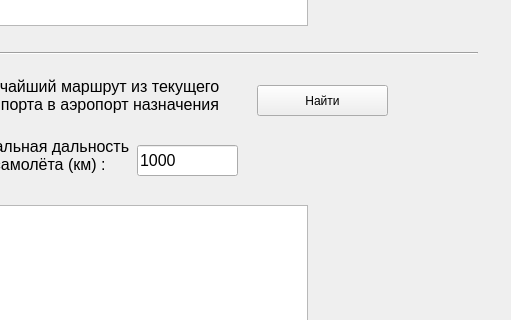
Above: widget.ui from bobreg/test_task before the change; both pictures show x 513 to 1024 and y 355 to 675 of the 1024 by 768 pixel window. Below: the same form after it.
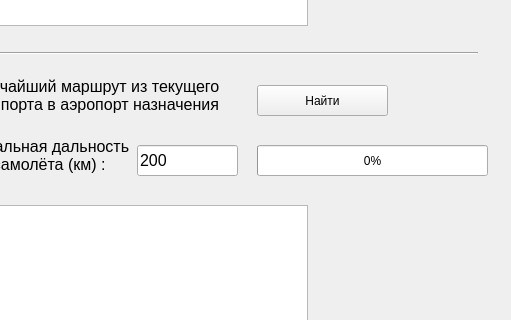
That is the form after the change.

What changed in the file:
```diff
--- a/widget.ui
+++ b/widget.ui
@@ -288,7 +288,7 @@
     </font>
    </property>
    <property name="text">
-    <string>1000</string>
+    <string>200</string>
    </property>
   </widget>
   <widget class="QPushButton" name="pushButton_3">
@@ -370,6 +370,19 @@
     <bool>true</bool>
    </property>
   </widget>
+  <widget class="QProgressBar" name="progressBar">
+   <property name="geometry">
+    <rect>
+     <x>770</x>
+     <y>500</y>
+     <width>231</width>
+     <height>31</height>
+    </rect>
+   </property>
+   <property name="value">
+    <number>0</number>
+   </property>
+  </widget>
  </widget>
  <resources/>
  <connections/>
```
